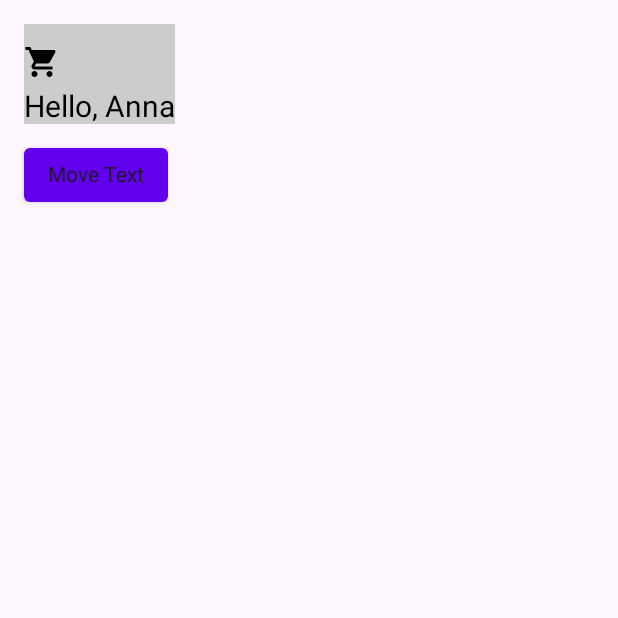
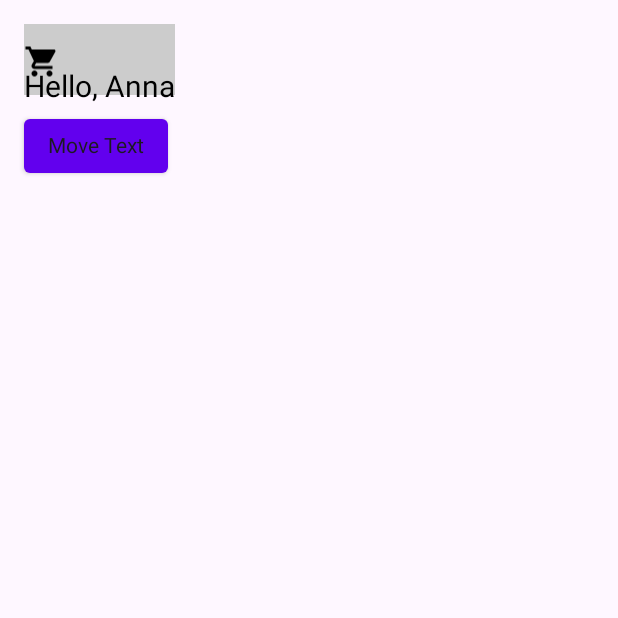
Before and after one commit to vivek-modi/ScrollCompose, an Android app built with Jetpack Compose: the composable MoveTextView shown on its own in the app's theme, on a phone screen of 412 x 824 dp, the top half of it. Run offline under Robolectric (Android 15) with nearby library versions, the phone set to English and light mode, and no system bars.

Commit message:
fixed animation stuff

```diff
--- a/app/src/main/java/com/example/scrollcompose/MainActivity.kt
+++ b/app/src/main/java/com/example/scrollcompose/MainActivity.kt
@@ -27,7 +27,7 @@ class MainActivity : ComponentActivity() {
         setContent {
             ScrollComposeTheme {
 //                CollapsingTopAppBarStylingScreen()
-//                MoveTextView()
+                MoveTextView()
             }
         }
     }
--- a/app/src/main/java/com/example/scrollcompose/MoveViewAnimation.kt
+++ b/app/src/main/java/com/example/scrollcompose/MoveViewAnimation.kt
@@ -13,6 +13,7 @@ import androidx.compose.material3.Text
 import androidx.compose.runtime.*
 import androidx.compose.ui.Modifier
 import androidx.compose.ui.graphics.Color
+import androidx.compose.ui.graphics.graphicsLayer
 import androidx.compose.ui.layout.onSizeChanged
 import androidx.compose.ui.platform.LocalDensity
 import androidx.compose.ui.unit.Dp
@@ -48,11 +49,11 @@ fun MoveTextView() {
     )
 
     MoveTextStateLess(
-        columnHeightDp,
+        { columnHeightDp },
         onColumnHeightDp = {
             columnHeightDp = it
         },
-        heightInDp,
+        { heightInDp },
         iconOffsetAnimation,
         viewAlpha,
         textOffsetAnimation,
@@ -65,9 +66,9 @@ fun MoveTextView() {
 
 @Composable
 fun MoveTextStateLess(
-    columnHeightDp: Dp,
+    columnHeightDp: () -> Dp,
     onColumnHeightDp: (Dp) -> Unit,
-    heightInDp: Dp,
+    heightInDp: () -> Dp,
     iconOffsetAnimation: Dp,
     viewAlpha: Float,
     textOffsetAnimation: Dp,
@@ -83,9 +84,9 @@ fun MoveTextStateLess(
         ) {
             Column(
                 modifier =
-                if (columnHeightDp != 0.dp) {
+                if (columnHeightDp() != 0.dp) {
                     Modifier
-                        .height(heightInDp)
+                        .height(heightInDp())
                 } else {
                     Modifier
                         .onSizeChanged {
@@ -97,13 +98,13 @@ fun MoveTextStateLess(
                 }.background(Color.LightGray)
             ) {
                 Image(
-                    modifier = Modifier.padding(top = iconOffsetAnimation),
+                    modifier = Modifier.graphicsLayer { translationY = iconOffsetAnimation.toPx() },
                     alpha = viewAlpha,
                     imageVector = Icons.Default.ShoppingCart,
                     contentDescription = null,
                 )
                 Text(
-                    modifier = Modifier.padding(top = textOffsetAnimation),
+                    modifier = Modifier.graphicsLayer { translationY = textOffsetAnimation.toPx() },
                     text = "Hello, Anna",
                     fontSize = 20.sp,
                     color = Color.Black.copy(alpha = viewAlpha),
--- a/app/src/main/java/com/example/scrollcompose/PaddingViewAnimation.kt
+++ b/app/src/main/java/com/example/scrollcompose/PaddingViewAnimation.kt
@@ -15,7 +15,6 @@ import androidx.compose.ui.Modifier
 import androidx.compose.ui.graphics.graphicsLayer
 import androidx.compose.ui.unit.Dp
 import androidx.compose.ui.unit.dp
-
 
 @Composable
 private fun PaddingViewAnimation() {
```
